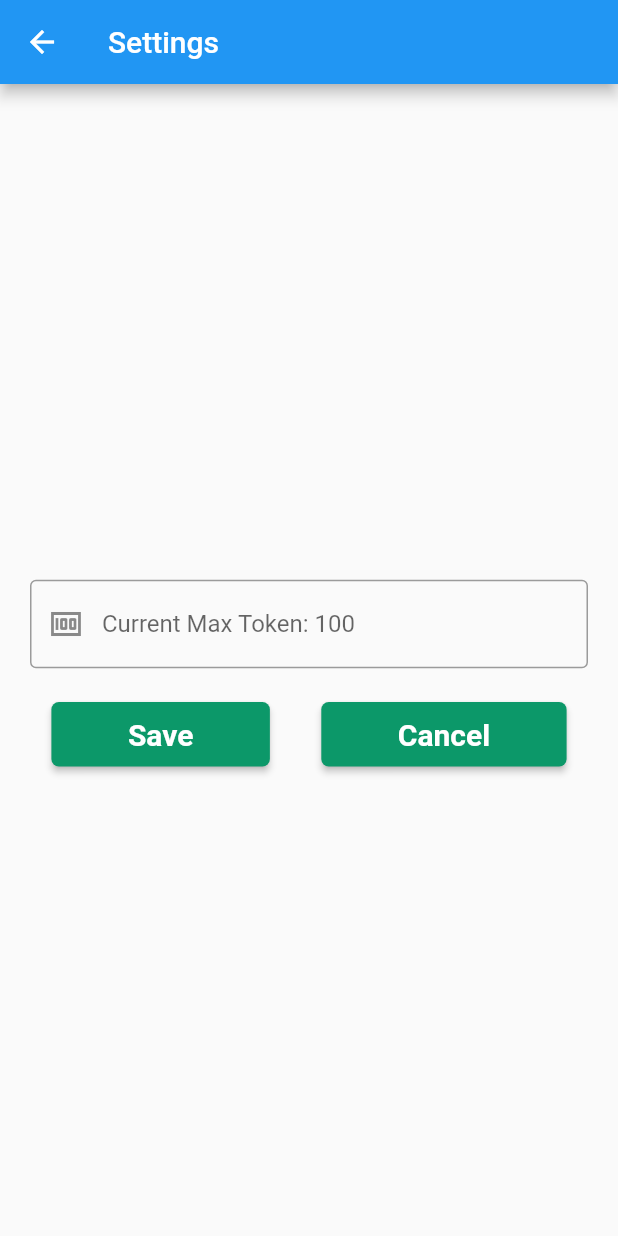
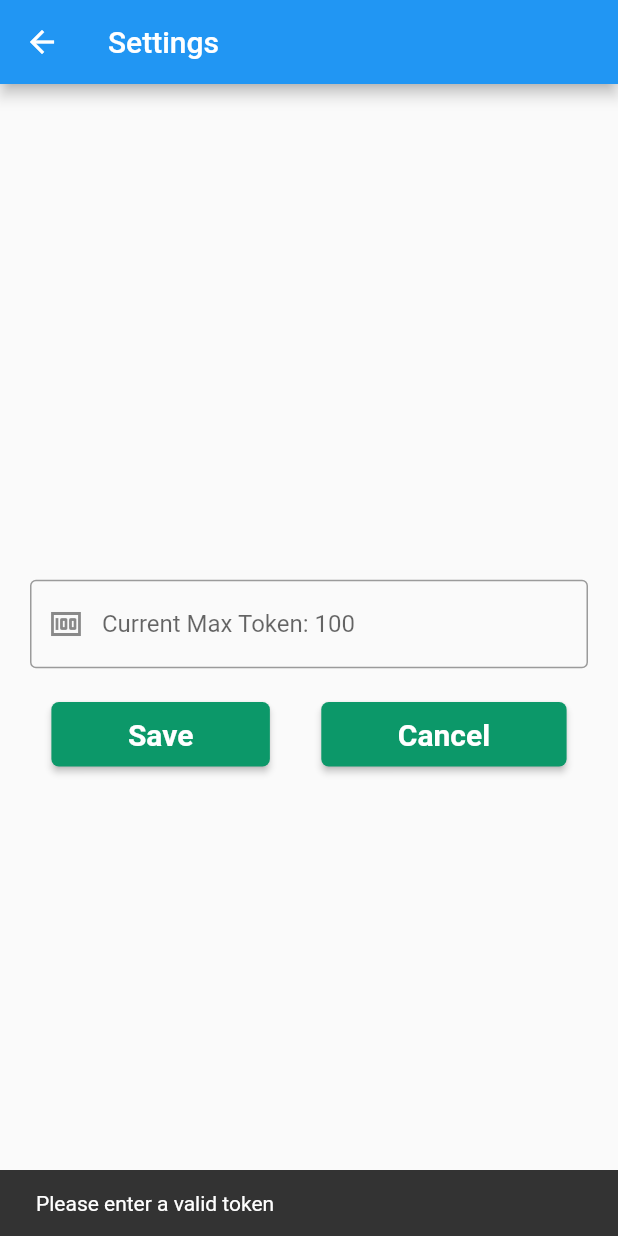
Before and after one commit to ahmedhmmad/chatgpt-flutter, a Flutter app: the SettingsScreen screen opened directly, after a tap on "Save", on a phone screen of 412 x 824 dp. Run offline on Flutter 3.47's test engine with Material 2 defaults, Android fonts, the phone set to English and light mode, and no system bars; our stand-ins replace animated_text_kit, flutter_spinkit, shared_preferences, webview_flutter; accounts and stored records are empty.

Commit message:
add if/else if empty or 0 max_token

```diff
--- a/lib/screens/settings_screen.dart
+++ b/lib/screens/settings_screen.dart
@@ -37,6 +37,23 @@ class SettingsScreen extends StatelessWidget {
                         borderRadius: BorderRadius.circular(5)),
                     color: scaffoldBgColor,
                     onPressed: () {
+                      if (tokenController.text.toString().isEmpty) {
+                        ScaffoldMessenger.of(context).showSnackBar(
+                          const SnackBar(
+                            content: Text('Please enter a valid token'),
+                          ),
+                        );
+                        return;
+                      } else if (int.parse(tokenController.text.toString()) <=
+                          0) {
+                        ScaffoldMessenger.of(context).showSnackBar(
+                          const SnackBar(
+                            content: Text('Please enter a valid token'),
+                          ),
+                        );
+                        return;
+                      }
+
                       tokenProvider
                           .setToken(int.parse(tokenController.text.toString()));
                       //return the previous screen
```
